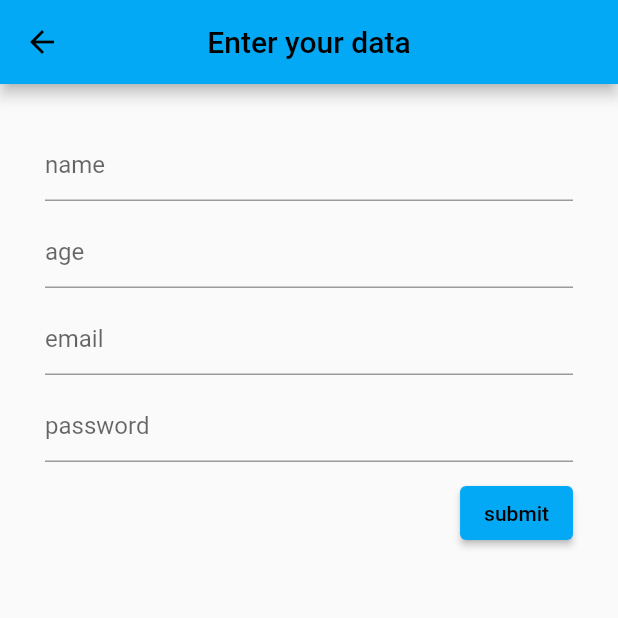
After one commit to Erasto-M/cookbook1, a Flutter app: the Poll screen opened directly, on a phone screen of 412 x 824 dp, the top half of it. The commit adds this screen. Run offline on Flutter 3.47's test engine with Material 2 defaults, Android fonts, the phone set to English and light mode, and no system bars; our stand-ins replace cloud_firestore, firebase_auth, firebase_core, flutter_signin_button, google_fonts; accounts and stored records are empty; generated files the repository leaves out were written again; network calls fail.

Commit message:
made some changes

```diff
--- /dev/null
+++ b/lib/Polltable.dart
@@ -0,0 +1,100 @@
+import 'package:flutter/material.dart';
+import 'package:cloud_firestore/cloud_firestore.dart';
+import 'package:firebase_core/firebase_core.dart';
+ class Poll extends StatefulWidget {
+
+   const Poll({Key? key}) : super(key: key);
+
+   @override
+   State<Poll> createState() => _PollState();
+ }
+
+ class _PollState extends State<Poll> {
+  FirebaseFirestore firestore = FirebaseFirestore.instance;
+  //  FirebaseFirestore firestore = FirebaseFirestore
+   final namecontroller = TextEditingController();
+   final agecontroller = TextEditingController();
+   final emailcontroller = TextEditingController();
+   final passwordcontroller = TextEditingController();
+
+  //get firestore => firestore;
+
+   //pick user input from the textfileds
+   // void submitform()async {
+   //   String name = namecontroller.text;
+   //   String age = agecontroller.text;
+   //   String email = emailcontroller.text;
+   //   String password = passwordcontroller.text;
+   //   await firestore.collection('student').add({
+   //     'name': name,
+   //     'age': age,
+   //     'email': email,
+   //     'password': password,
+   //   });
+   // }
+   @override
+   Widget build(BuildContext context) {
+     return Scaffold(
+
+       appBar: AppBar(
+         centerTitle: true,
+         title:const Text("Enter your data"),
+       ),
+       body: Padding(
+         padding: const EdgeInsets.all(30.0),
+         child: SingleChildScrollView(
+           child: Column(
+             crossAxisAlignment: CrossAxisAlignment.end,
+             children: [
+               TextField(
+                 controller: namecontroller,
+                 keyboardType: TextInputType.text,
+                 decoration: const InputDecoration(
+                   hintText: "name"
+                 ),
+               ),
+              const  SizedBox(height: 10,),
+               TextField(
+                 controller: agecontroller,
+                 keyboardType: TextInputType.number,
+                 decoration: const InputDecoration(
+                     hintText: "age"
+                 ),
+               ),
+               const SizedBox(height: 10,),
+               TextField(
+                 controller: emailcontroller,
+                 keyboardType: TextInputType.emailAddress,
+                 decoration: const InputDecoration(
+                     hintText: "email"
+                 ),
+               ),
+               SizedBox(height:10 ,),
+               TextField(
+                 controller: passwordcontroller,
+                 keyboardType: TextInputType.text,
+                 decoration: const InputDecoration(
+                     hintText: "password"
+                 ),
+                 obscureText: true,
+               ),
+              const SizedBox(height: 10,),
+               ElevatedButton(onPressed: ()async{
+                 String name = namecontroller.text;
+                 String age = agecontroller.text;
+                 String email = emailcontroller.text;
+                 String password = passwordcontroller.text;
+                 await firestore.collection('student').doc().set({
+                   'name': name,
+                   'age': age,
+                   'email': email,
+                   'password': password,
+                 });
+               }, child: const Text("submit")),
+             ],
+           ),
+         ),
+       ),
+     );
+   }
+ }
--- a/pubspec.yaml
+++ b/pubspec.yaml
@@ -40,6 +40,7 @@ dependencies:
   firebase_auth: ^4.2.9
   firebase_core: ^2.7.0
   flutter_signin_button: ^2.0.0
+  cloud_firestore: ^4.4.3
 
 dev_dependencies:
   flutter_test:
```
Also changed, not shown: lib/Loginpage1.dart (+19 -23 lines), lib/Signup.dart (+11 -9 lines), lib/logincookbook.dart (added, +146 -0 lines), lib/main.dart (+9 -2 lines), lib/shared/Firebaseauth.dart (added, +34 -0 lines), lib/sign_inpage.dart (+8 -0 lines), pubspec.lock, 1 other file.
